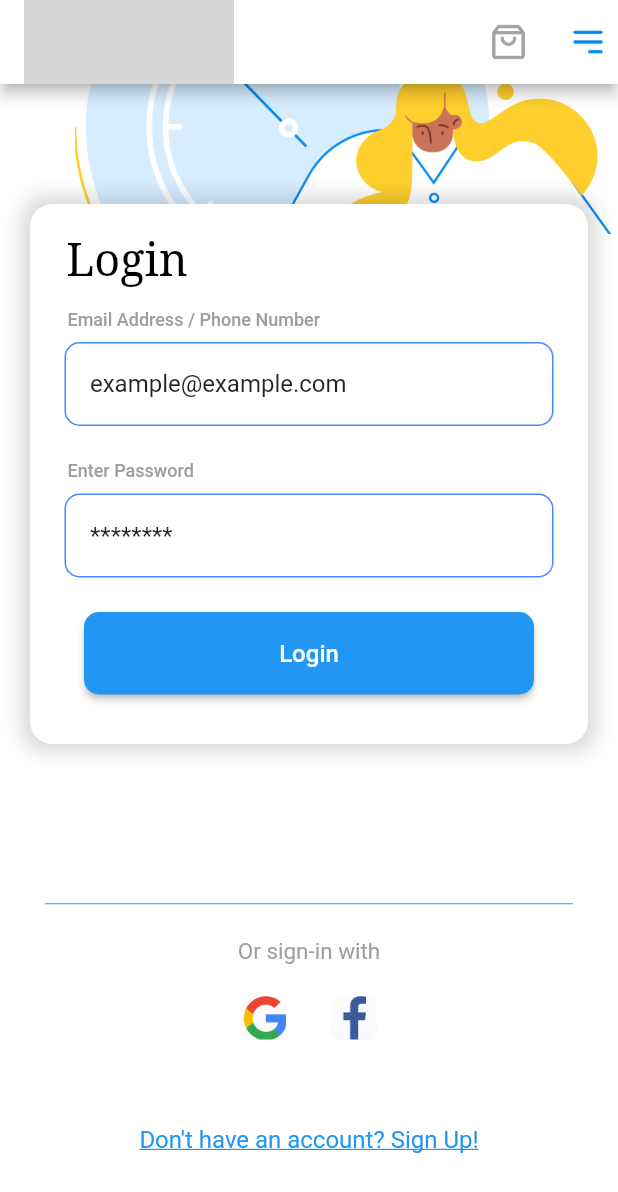
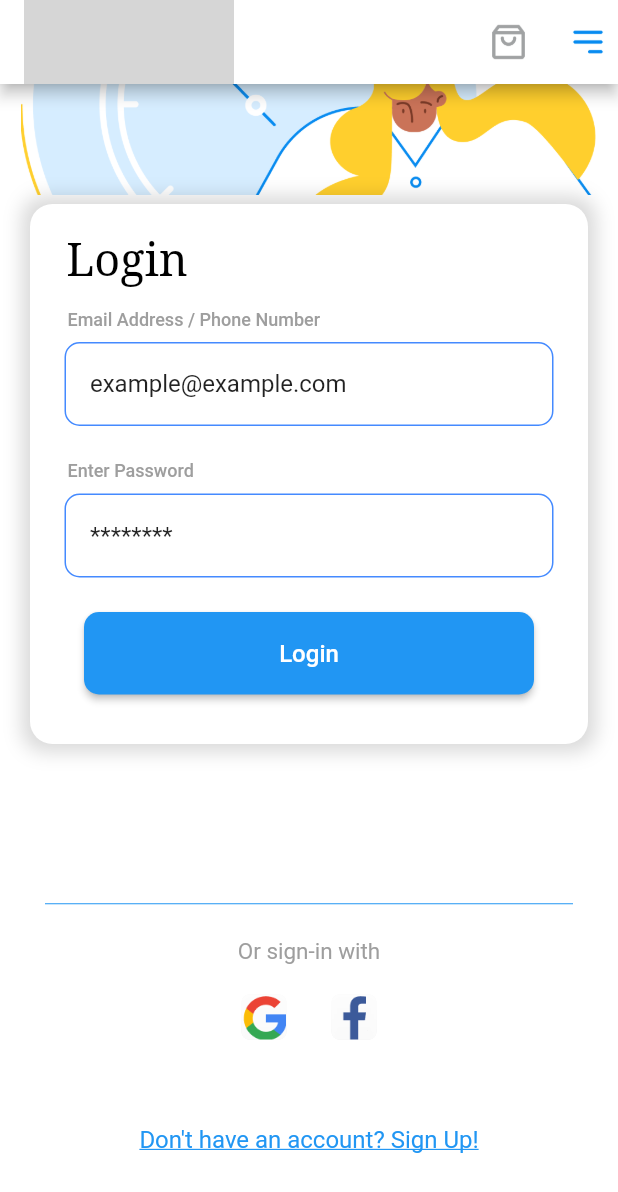
Before and after one commit to Apoorv-cloud/SAP, a Flutter app: the screen it shows after launch, on a phone screen of 412 x 824 dp. Shown: the top 1192 px of the screen. Run offline on Flutter 3.47's test engine with Material 2 defaults, Android fonts, the phone set to English and light mode, and no system bars; grey boxes are pictures that could not be loaded.

Commit message:
Changes in BG image

```diff
--- a/lib/main.dart
+++ b/lib/main.dart
@@ -70,15 +70,15 @@ class _MyHomePageState extends State<MyHomePage> {
       backgroundColor: Colors.white,
       //backgroundColor: Colors.white,
 
-      body: Stack(
+   body: Stack(
         children: [
           Positioned(
             top: 0,
             right: 0,
-            left: 50,
+            left: 14,
             child: Container(
-              height: 100,
-              width: 700,
+              height: MediaQuery.of(context).size.height-750,
+              width: MediaQuery.of(context).size.width-350,
               decoration: BoxDecoration(
                 image: DecorationImage(
                   image: AssetImage("assets/img.png"),
```
